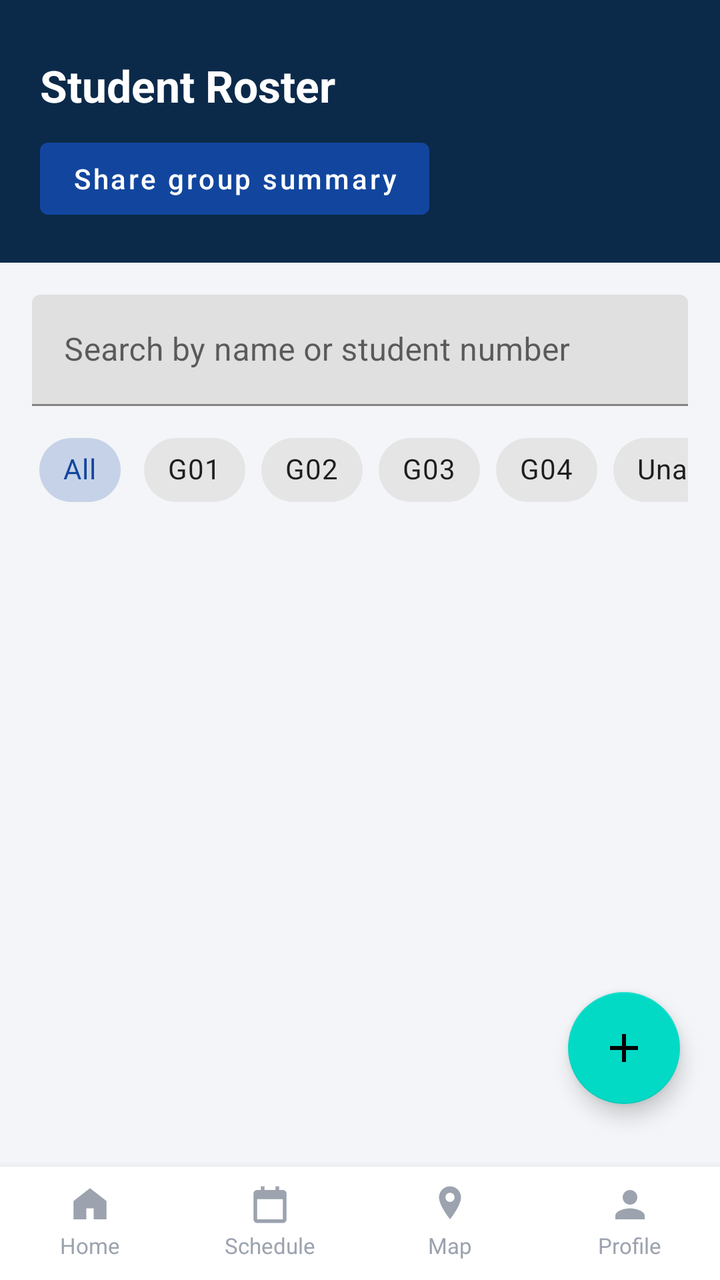
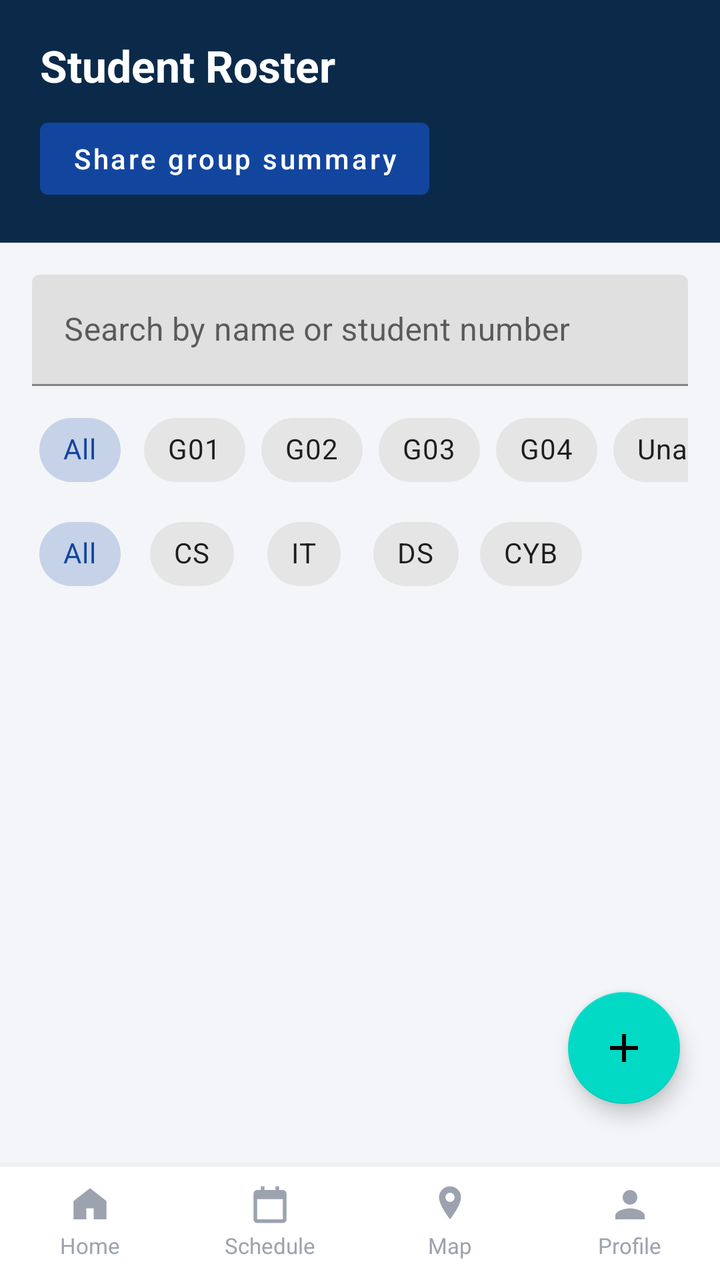

Before-and-after screenshots of an Android layout around one commit, followed by the original layout XML and the change that was made.
<!-- AndroidManifest.xml: application theme Theme.CampusApp -->
<!-- res/layout/activity_lecturer_roster.xml -->
<?xml version="1.0" encoding="utf-8"?>
<FrameLayout xmlns:android="http://schemas.android.com/apk/res/android"
    xmlns:app="http://schemas.android.com/apk/res-auto"
    android:layout_width="match_parent"
    android:layout_height="match_parent"
    android:background="@color/background">

    <LinearLayout
        android:layout_width="match_parent"
        android:layout_height="match_parent"
        android:orientation="vertical">

        <LinearLayout style="@style/SectionHeader"
            android:orientation="vertical">
            <TextView android:layout_width="wrap_content" android:layout_height="wrap_content"
                android:text="@string/roster_title" android:textColor="@color/white"
                android:textSize="22sp" android:textStyle="bold"/>
            <Button
                android:id="@+id/btnShareSummary"
                android:layout_width="wrap_content"
                android:layout_height="wrap_content"
                android:layout_marginTop="8dp"
                android:minHeight="48dp"
                android:minWidth="48dp"
                android:onClick="onShareSummaryClicked"
                android:text="@string/roster_share_summary"
                android:textAllCaps="false"/>
        </LinearLayout>

        <com.google.android.material.textfield.TextInputLayout
            android:layout_width="match_parent"
            android:layout_height="wrap_content"
            android:layout_marginStart="16dp"
            android:layout_marginTop="16dp"
            android:layout_marginEnd="16dp"
            android:hint="@string/roster_search_hint">

            <com.google.android.material.textfield.TextInputEditText
                android:id="@+id/etSearch"
                android:layout_width="match_parent"
                android:layout_height="wrap_content"
                android:imeOptions="actionSearch"
                android:inputType="text"
                android:maxLines="1"
                android:minHeight="48dp"/>
        </com.google.android.material.textfield.TextInputLayout>

        <HorizontalScrollView
            android:layout_width="match_parent"
            android:layout_height="wrap_content"
            android:layout_marginTop="8dp"
            android:paddingStart="16dp"
            android:paddingEnd="16dp"
            android:scrollbars="none">

            <com.google.android.material.chip.ChipGroup
                android:id="@+id/chipGroupGroups"
                android:layout_width="wrap_content"
                android:layout_height="wrap_content"
                app:selectionRequired="true"
                app:singleSelection="true">

                <com.google.android.material.chip.Chip
                    android:id="@+id/chipAll" style="@style/Widget.MaterialComponents.Chip.Choice"
                    android:layout_width="wrap_content" android:layout_height="wrap_content"
                    android:minHeight="48dp" android:checkable="true" android:checked="true"
                    android:text="@string/roster_chip_all"/>
                <com.google.android.material.chip.Chip
                    android:id="@+id/chipG01" style="@style/Widget.MaterialComponents.Chip.Choice"
                    android:layout_width="wrap_content" android:layout_height="wrap_content"
                    android:minHeight="48dp" android:checkable="true" android:text="G01"/>
                <com.google.android.material.chip.Chip
                    android:id="@+id/chipG02" style="@style/Widget.MaterialComponents.Chip.Choice"
                    android:layout_width="wrap_content" android:layout_height="wrap_content"
                    android:minHeight="48dp" android:checkable="true" android:text="G02"/>
                <com.google.android.material.chip.Chip
                    android:id="@+id/chipG03" style="@style/Widget.MaterialComponents.Chip.Choice"
                    android:layout_width="wrap_content" android:layout_height="wrap_content"
                    android:minHeight="48dp" android:checkable="true" android:text="G03"/>
                <com.google.android.material.chip.Chip
                    android:id="@+id/chipG04" style="@style/Widget.MaterialComponents.Chip.Choice"
                    android:layout_width="wrap_content" android:layout_height="wrap_content"
                    android:minHeight="48dp" android:checkable="true" android:text="G04"/>
                <com.google.android.material.chip.Chip
                    android:id="@+id/chipUnassigned" style="@style/Widget.MaterialComponents.Chip.Choice"
                    android:layout_width="wrap_content" android:layout_height="wrap_content"
                    android:minHeight="48dp" android:checkable="true" android:text="@string/roster_chip_unassigned"/>
            </com.google.android.material.chip.ChipGroup>
        </HorizontalScrollView>

        <TextView
            android:id="@+id/tvCachedBanner"
            android:layout_width="match_parent"
            android:layout_height="wrap_content"
            android:layout_marginStart="16dp"
            android:layout_marginTop="8dp"
            android:layout_marginEnd="16dp"
            android:padding="12dp"
            android:text="@string/roster_cached_banner"
            android:textSize="14sp"
            android:visibility="gone"/>

        <TextView
            android:id="@+id/tvStatus"
            android:layout_width="match_parent"
            android:layout_height="wrap_content"
            android:padding="16dp"
            android:textSize="15sp"
            android:visibility="gone"/>

        <androidx.recyclerview.widget.RecyclerView
            android:id="@+id/rvRoster"
            android:layout_width="match_parent"
            android:layout_height="0dp"
            android:layout_weight="1"
            android:clipToPadding="false"
            android:padding="16dp"/>

        <include
            android:id="@+id/bottomNavInclude"
            layout="@layout/layout_bottom_nav"/>
    </LinearLayout>

    <com.google.android.material.floatingactionbutton.FloatingActionButton
        android:id="@+id/fabAdd"
        android:layout_width="56dp"
        android:layout_height="56dp"
        android:layout_gravity="bottom|end"
        android:layout_marginEnd="20dp"
        android:layout_marginBottom="88dp"
        android:contentDescription="@string/roster_add_student"
        android:src="@drawable/ic_add"/>
</FrameLayout>
<!-- res/layout/layout_bottom_nav.xml (included above) -->
<?xml version="1.0" encoding="utf-8"?>
<LinearLayout xmlns:android="http://schemas.android.com/apk/res/android"
    android:id="@+id/bottomNav"
    android:layout_width="match_parent"
    android:layout_height="wrap_content"
    android:orientation="horizontal"
    android:background="@color/white"
    android:elevation="8dp"
    android:paddingTop="8dp"
    android:paddingBottom="10dp">

    <LinearLayout android:id="@+id/navHome" style="@style/BottomNavItem">
        <ImageView android:id="@+id/navHomeIcon" style="@style/BottomNavIcon" android:src="@drawable/ic_home"/>
        <TextView android:id="@+id/navHomeLabel" style="@style/BottomNavLabel" android:text="Home"/>
    </LinearLayout>

    <LinearLayout android:id="@+id/navSchedule" style="@style/BottomNavItem">
        <ImageView android:id="@+id/navScheduleIcon" style="@style/BottomNavIcon" android:src="@drawable/ic_schedule"/>
        <TextView android:id="@+id/navScheduleLabel" style="@style/BottomNavLabel" android:text="Schedule"/>
    </LinearLayout>

    <LinearLayout android:id="@+id/navMap" style="@style/BottomNavItem">
        <ImageView android:id="@+id/navMapIcon" style="@style/BottomNavIcon" android:src="@drawable/ic_map"/>
        <TextView android:id="@+id/navMapLabel" style="@style/BottomNavLabel" android:text="@string/map"/>
    </LinearLayout>

    <LinearLayout android:id="@+id/navProfile" style="@style/BottomNavItem">
        <ImageView android:id="@+id/navProfileIcon" style="@style/BottomNavIcon" android:src="@drawable/ic_profile"/>
        <TextView android:id="@+id/navProfileLabel" style="@style/BottomNavLabel" android:text="Profile"/>
    </LinearLayout>

</LinearLayout>
<!-- resources referenced by this layout -->
<resources>
  <color name="background">#F3F5F8</color>
  <color name="white">#FFFFFF</color>
  <!-- drawable ic_add (drawable) -->
  <vector xmlns:android="http://schemas.android.com/apk/res/android"
      android:width="24dp" android:height="24dp" android:viewportWidth="24" android:viewportHeight="24">
      <path android:fillColor="@android:color/white"
          android:pathData="M11,5 L13,5 L13,11 L19,11 L19,13 L13,13 L13,19 L11,19 L11,13 L5,13 L5,11 L11,11 Z"/>
  </vector>
  <!-- drawable ic_home (drawable) -->
  <vector xmlns:android="http://schemas.android.com/apk/res/android"
      android:width="24dp" android:height="24dp" android:viewportWidth="24" android:viewportHeight="24"
      android:tint="?attr/colorControlNormal">
      <path android:fillColor="@android:color/white"
          android:pathData="M12,3 L21,10 L21,20 L14,20 L14,14 L10,14 L10,20 L3,20 L3,10 Z"
          android:fillType="evenOdd"/>
  </vector>
  <!-- drawable ic_profile (drawable) -->
  <vector xmlns:android="http://schemas.android.com/apk/res/android"
      android:width="24dp" android:height="24dp" android:viewportWidth="24" android:viewportHeight="24">
      <path android:fillColor="@android:color/white"
          android:pathData="M12,12 C14.2,12 16,10.2 16,8 C16,5.8 14.2,4 12,4 C9.8,4 8,5.8 8,8 C8,10.2 9.8,12 12,12 Z M12,14 C9.3,14 4,15.3 4,18 L4,20 L20,20 L20,18 C20,15.3 14.7,14 12,14 Z"/>
  </vector>
  <string name="map">Map</string>
  <string name="roster_add_student">Add student</string>
  <string name="roster_cached_banner">Showing saved results. Connect to see everyone.</string>
  <string name="roster_chip_all">All</string>
  <string name="roster_chip_unassigned">Unassigned</string>
  <string name="roster_search_hint">Search by name or student number</string>
  <string name="roster_share_summary">Share group summary</string>
  <string name="roster_title">Student Roster</string>
  <style name="BottomNavIcon">
          <item name="android:layout_width">22dp</item>
          <item name="android:layout_height">22dp</item>
          <item name="android:tint">@color/text_gray_light</item>
      </style>
  <style name="BottomNavLabel">
          <item name="android:layout_width">wrap_content</item>
          <item name="android:layout_height">wrap_content</item>
          <item name="android:layout_marginTop">2dp</item>
          <item name="android:textSize">11sp</item>
          <item name="android:textColor">@color/text_gray_light</item>
      </style>
  <style name="SectionHeader">
          <item name="android:layout_width">match_parent</item>
          <item name="android:layout_height">wrap_content</item>
          <item name="android:background">@color/navy_dark</item>
          <item name="android:paddingLeft">20dp</item>
          <item name="android:paddingRight">20dp</item>
          <item name="android:paddingTop">28dp</item>
          <item name="android:paddingBottom">18dp</item>
          <item name="android:orientation">vertical</item>
      </style>
  <style name="Theme.CampusApp" parent="Theme.MaterialComponents.Light.NoActionBar">
          <item name="colorPrimary">@color/primary_blue</item>
          <item name="colorPrimaryDark">@color/navy_dark</item>
          <item name="colorAccent">@color/primary_red</item>
          <item name="android:windowBackground">@color/background</item>
          <item name="android:statusBarColor">@color/navy_dark</item>
      </style>
  <color name="text_gray_light">#9CA3AF</color>
  <color name="navy_dark">#0B2A4A</color>
  <color name="primary_blue">#12469E</color>
  <color name="primary_red">#C31432</color>
  <!-- unchanged entries left out for length: 3 -->
</resources>

<!-- the commit's change to res/layout/activity_lecturer_roster.xml (unified diff, before → after) -->
@@ -85,6 +85,45 @@
                     android:id="@+id/chipUnassigned" style="@style/Widget.MaterialComponents.Chip.Choice"
                     android:layout_width="wrap_content" android:layout_height="wrap_content"
                     android:minHeight="48dp" android:checkable="true" android:text="@string/roster_chip_unassigned"/>
+            </com.google.android.material.chip.ChipGroup>
+        </HorizontalScrollView>
+
+        <HorizontalScrollView
+            android:layout_width="match_parent"
+            android:layout_height="wrap_content"
+            android:layout_marginTop="4dp"
+            android:paddingStart="16dp"
+            android:paddingEnd="16dp"
+            android:scrollbars="none">
+
+            <com.google.android.material.chip.ChipGroup
+                android:id="@+id/chipGroupProgrammes"
+                android:layout_width="wrap_content"
+                android:layout_height="wrap_content"
+                app:selectionRequired="true"
+                app:singleSelection="true">
+
+                <com.google.android.material.chip.Chip
+                    android:id="@+id/chipProgAll" style="@style/Widget.MaterialComponents.Chip.Choice"
+                    android:layout_width="wrap_content" android:layout_height="wrap_content"
+                    android:minHeight="48dp" android:checkable="true" android:checked="true"
+                    android:text="@string/roster_chip_all"/>
+                <com.google.android.material.chip.Chip
+                    android:id="@+id/chipProgCS" style="@style/Widget.MaterialComponents.Chip.Choice"
+                    android:layout_width="wrap_content" android:layout_height="wrap_content"
+                    android:minHeight="48dp" android:checkable="true" android:text="CS"/>
+                <com.google.android.material.chip.Chip
+                    android:id="@+id/chipProgIT" style="@style/Widget.MaterialComponents.Chip.Choice"
+                    android:layout_width="wrap_content" android:layout_height="wrap_content"
+                    android:minHeight="48dp" android:checkable="true" android:text="IT"/>
+                <com.google.android.material.chip.Chip
+                    android:id="@+id/chipProgDS" style="@style/Widget.MaterialComponents.Chip.Choice"
+                    android:layout_width="wrap_content" android:layout_height="wrap_content"
+                    android:minHeight="48dp" android:checkable="true" android:text="DS"/>
+                <com.google.android.material.chip.Chip
+                    android:id="@+id/chipProgCYB" style="@style/Widget.MaterialComponents.Chip.Choice"
+                    android:layout_width="wrap_content" android:layout_height="wrap_content"
+                    android:minHeight="48dp" android:checkable="true" android:text="CYB"/>
             </com.google.android.material.chip.ChipGroup>
         </HorizontalScrollView>
 
@@ -144,22 +183,22 @@
     android:paddingBottom="10dp">
 
     <LinearLayout android:id="@+id/navHome" style="@style/BottomNavItem">
-        <ImageView android:id="@+id/navHomeIcon" style="@style/BottomNavIcon" android:src="@drawable/ic_home"/>
+        <ImageView android:importantForAccessibility="no" android:id="@+id/navHomeIcon" style="@style/BottomNavIcon" android:src="@drawable/ic_home"/>
         <TextView android:id="@+id/navHomeLabel" style="@style/BottomNavLabel" android:text="Home"/>
     </LinearLayout>
 
     <LinearLayout android:id="@+id/navSchedule" style="@style/BottomNavItem">
-        <ImageView android:id="@+id/navScheduleIcon" style="@style/BottomNavIcon" android:src="@drawable/ic_schedule"/>
+        <ImageView android:importantForAccessibility="no" android:id="@+id/navScheduleIcon" style="@style/BottomNavIcon" android:src="@drawable/ic_schedule"/>
         <TextView android:id="@+id/navScheduleLabel" style="@style/BottomNavLabel" android:text="Schedule"/>
     </LinearLayout>
 
     <LinearLayout android:id="@+id/navMap" style="@style/BottomNavItem">
-        <ImageView android:id="@+id/navMapIcon" style="@style/BottomNavIcon" android:src="@drawable/ic_map"/>
+        <ImageView android:importantForAccessibility="no" android:id="@+id/navMapIcon" style="@style/BottomNavIcon" android:src="@drawable/ic_map"/>
         <TextView android:id="@+id/navMapLabel" style="@style/BottomNavLabel" android:text="@string/map"/>
     </LinearLayout>
 
     <LinearLayout android:id="@+id/navProfile" style="@style/BottomNavItem">
-        <ImageView android:id="@+id/navProfileIcon" style="@style/BottomNavIcon" android:src="@drawable/ic_profile"/>
+        <ImageView android:importantForAccessibility="no" android:id="@+id/navProfileIcon" style="@style/BottomNavIcon" android:src="@drawable/ic_profile"/>
         <TextView android:id="@+id/navProfileLabel" style="@style/BottomNavLabel" android:text="Profile"/>
     </LinearLayout>
 
<!-- resource entries referenced after the edit -->
@@ -48,7 +48,7 @@
           <item name="android:background">@color/navy_dark</item>
           <item name="android:paddingLeft">20dp</item>
           <item name="android:paddingRight">20dp</item>
-          <item name="android:paddingTop">28dp</item>
+          <item name="android:paddingTop">18dp</item>
           <item name="android:paddingBottom">18dp</item>
           <item name="android:orientation">vertical</item>
       </style>
